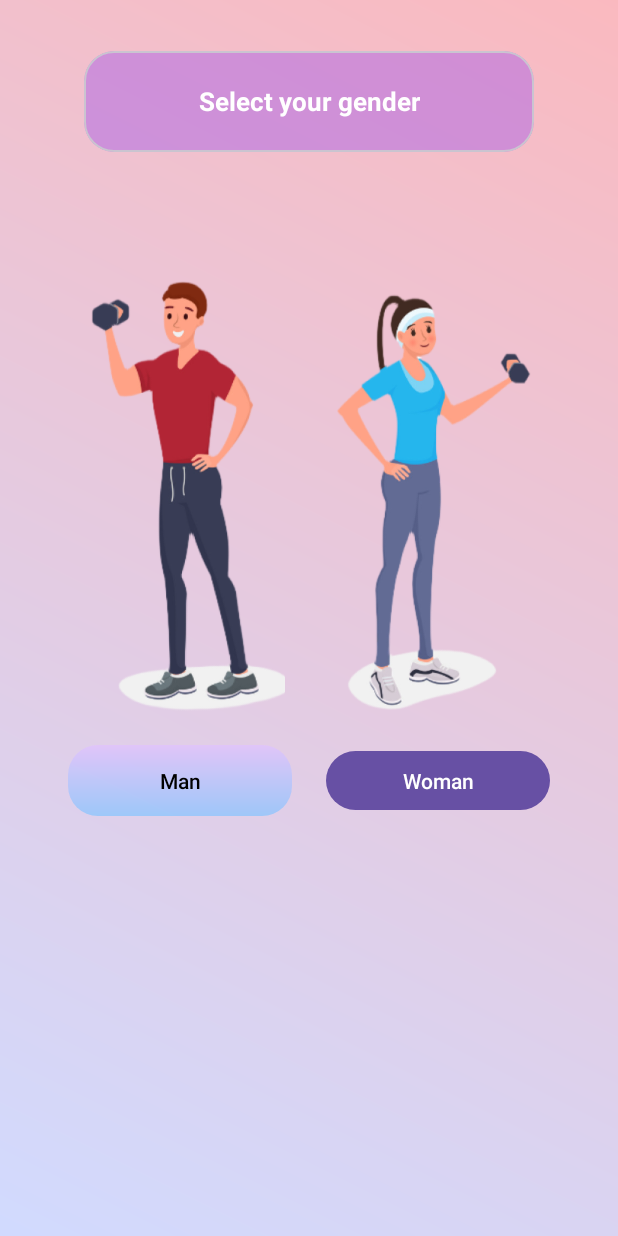
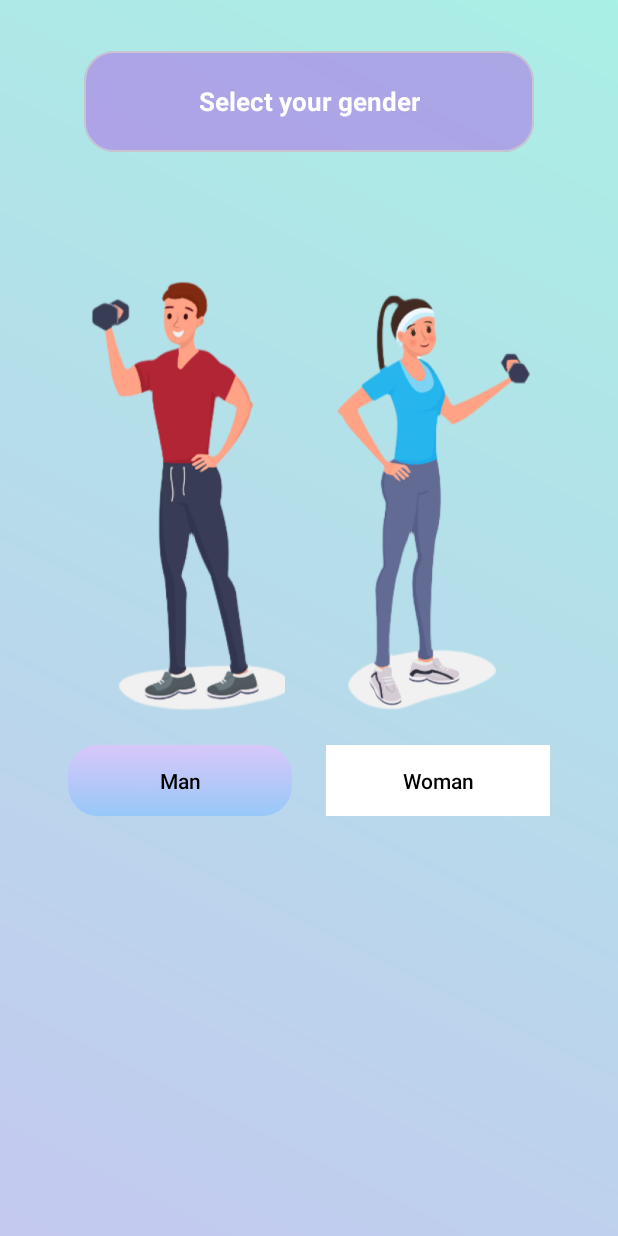
Before and after one commit to haiduc2511/ThietKeGiaoDien, an Android app: the ChoosingGenderActivity screen opened directly, with no data from a screen before it, on a phone screen of 412 x 824 dp. Run offline under Robolectric (Android 15) with nearby library versions, the phone set to English and light mode, and no system bars; 1 statement that could not run was skipped.

Commit message:
add: apply button and background to activity logic

```diff
--- a/app/src/main/java/com/example/thietkegiaodien/ChoosingGenderActivity.kt
+++ b/app/src/main/java/com/example/thietkegiaodien/ChoosingGenderActivity.kt
@@ -2,6 +2,7 @@ package com.example.thietkegiaodien
 
 import android.os.Bundle
 import android.view.animation.AnimationUtils
+import android.widget.Button
 import androidx.activity.enableEdgeToEdge
 import androidx.appcompat.app.AppCompatActivity
 import androidx.cardview.widget.CardView
@@ -19,11 +20,31 @@ class ChoosingGenderActivity : AppCompatActivity() {
 
         val cardView = findViewById<CardView>(R.id.cardView3)
         cardView.setOnClickListener {
-            cardView.startAnimation(fadeIn)
+            cardView.startAnimation(slideIn)
         }
         cardView.setOnLongClickListener {
-            cardView.startAnimation(slideIn)
+            cardView.startAnimation(zoomIn)
             false
         }
+
+        val manButton: Button = findViewById(R.id.bt_man)
+        val womanButton: Button = findViewById(R.id.bt_woman)
+        val rootLayout: ConstraintLayout = findViewById(R.id.main)
+
+        manButton.isSelected = true
+        womanButton.isSelected = false
+
+        manButton.setOnClickListener {
+            rootLayout.setBackgroundResource(R.drawable.choose_gender_man_background)
+            manButton.isSelected = true
+            womanButton.isSelected = false
+        }
+
+        womanButton.setOnClickListener {
+            rootLayout.setBackgroundResource(R.drawable.choose_gender_woman_background)
+            womanButton.isSelected = true
+            manButton.isSelected = false
+        }
+
     }
 }
--- a/app/src/main/res/drawable/choose_gender_man_background.xml
+++ b/app/src/main/res/drawable/choose_gender_man_background.xml
@@ -1,8 +1,8 @@
 <?xml version="1.0" encoding="utf-8"?>
 <shape xmlns:android="http://schemas.android.com/apk/res/android">
     <gradient android:angle="45"
-        android:endColor="#84F68084"
-        android:startColor="#84A6C0FE"
+        android:endColor="#9E74EBD5"
+        android:startColor="#9E9FACE6"
         android:type="linear"/>
 
 </shape>
--- a/app/src/main/res/layout/activity_choosing_gender.xml
+++ b/app/src/main/res/layout/activity_choosing_gender.xml
@@ -57,12 +57,12 @@
         app:layout_constraintTop_toBottomOf="@+id/cardView3" />
 
     <Button
-        android:id="@+id/button"
+        android:id="@+id/bt_man"
         android:layout_width="149dp"
         android:layout_height="47dp"
         android:layout_marginTop="16dp"
         android:text="Man"
-        android:background="@drawable/button_man"
+        android:background="@drawable/button_man_selector"
         android:textColor="@color/black"
         app:backgroundTint="@null"
         app:layout_constraintEnd_toEndOf="@+id/man"
@@ -70,11 +70,14 @@
         app:layout_constraintTop_toBottomOf="@+id/man" />
 
     <Button
-        android:id="@+id/button2"
+        android:id="@+id/bt_woman"
         android:layout_width="149dp"
         android:layout_height="47dp"
         android:layout_marginTop="16dp"
         android:text="Woman"
+        android:textColor="@color/black"
+        app:backgroundTint="@null"
+        android:background="@drawable/button_woman_selector"
         app:layout_constraintEnd_toEndOf="@+id/woman"
         app:layout_constraintStart_toStartOf="@+id/woman"
         app:layout_constraintTop_toBottomOf="@+id/woman" />
```
Also changed, not shown: app/src/main/res/drawable/button_default_gradient.xml (added, +10 -0 lines), app/src/main/res/drawable/choose_gender_woman_background.xml (+4 -4 lines).
